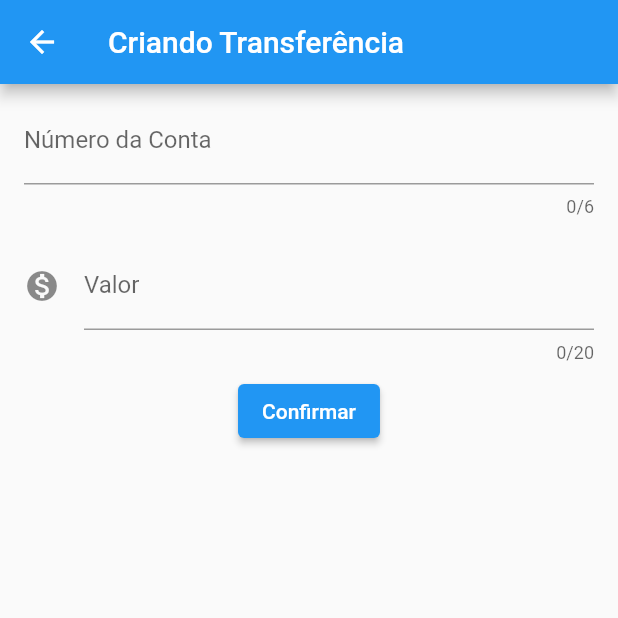
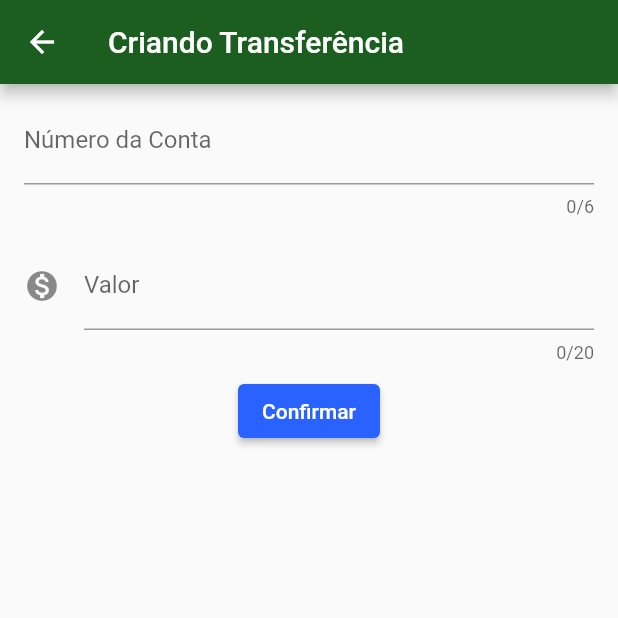
Before and after one commit to mauriiciobarbosa/bytebank, a Flutter app: the TransferListScreen screen opened directly, after a tap on the "add" icon, on a phone screen of 412 x 824 dp, the top half of it. Run offline on Flutter 3.47's test engine with Material 2 defaults, Android fonts, the phone set to English and light mode, and no system bars.

Commit message:
mantem apenas um arquivo dart.

```diff
--- a/lib/main.dart
+++ b/lib/main.dart
@@ -1,113 +1,174 @@
 import 'package:flutter/material.dart';
 
-void main() {
-  runApp(MyApp());
-}
+void main() => runApp(ByteBankApp());
 
-class MyApp extends StatelessWidget {
-  // This widget is the root of your application.
+class ByteBankApp extends StatelessWidget {
   @override
   Widget build(BuildContext context) {
     return MaterialApp(
-      title: 'Flutter Demo',
+      home: TransferListScreen(),
       theme: ThemeData(
-        // This is the theme of your application.
-        //
-        // Try running your application with "flutter run". You'll see the
-        // application has a blue toolbar. Then, without quitting the app, try
-        // changing the primarySwatch below to Colors.green and then invoke
-        // "hot reload" (press "r" in the console where you ran "flutter run",
-        // or simply save your changes to "hot reload" in a Flutter IDE).
-        // Notice that the counter didn't reset back to zero; the application
-        // is not restarted.
-        primarySwatch: Colors.blue,
+        primaryColor: Colors.green[900],
+        accentColor: Colors.blueAccent[700],
+        buttonTheme: ButtonThemeData(
+          buttonColor: Colors.blueAccent[700],
+          textTheme: ButtonTextTheme.primary,
+        ),
+        elevatedButtonTheme: ElevatedButtonThemeData(
+          style: ElevatedButton.styleFrom(
+            primary: Colors.blueAccent[700],
+          ),
+        ),
       ),
-      home: MyHomePage(title: 'Flutter Demo Home Page'),
     );
   }
 }
 
-class MyHomePage extends StatefulWidget {
-  MyHomePage({Key? key, required this.title}) : super(key: key);
-
-  // This widget is the home page of your application. It is stateful, meaning
-  // that it has a State object (defined below) that contains fields that affect
-  // how it looks.
-
-  // This class is the configuration for the state. It holds the values (in this
-  // case the title) provided by the parent (in this case the App widget) and
-  // used by the build method of the State. Fields in a Widget subclass are
-  // always marked "final".
-
-  final String title;
+class TransferListScreen extends StatefulWidget {
+  final List<TransferData> _entries = [];
 
   @override
-  _MyHomePageState createState() => _MyHomePageState();
+  State<StatefulWidget> createState() => TransferListScreenState();
 }
 
-class _MyHomePageState extends State<MyHomePage> {
-  int _counter = 0;
+class TransferListScreenState extends State<TransferListScreen> {
+  @override
+  Widget build(BuildContext context) {
+    return Scaffold(
+      appBar: AppBar(
+        title: Text('Tranferências'),
+      ),
+      body: ListView.builder(
+        itemCount: widget._entries.length,
+        itemBuilder: (context, index) {
+          return TransferItem(widget._entries[index]);
+        },
+      ),
+      floatingActionButton: FloatingActionButton(
+        child: Icon(Icons.add),
+        onPressed: () {
+          final Future<TransferData?> future =
+              Navigator.push(context, MaterialPageRoute(builder: (context) {
+            return TransferFormScreen();
+          }));
+          // do nothing
 
-  void _incrementCounter() {
-    setState(() {
-      // This call to setState tells the Flutter framework that something has
-      // changed in this State, which causes it to rerun the build method below
-      // so that the display can reflect the updated values. If we changed
-      // _counter without calling setState(), then the build method would not be
-      // called again, and so nothing would appear to happen.
-      _counter++;
-    });
+          future.then((newTransfer) {
+            if (newTransfer != null) {
+              setState(() {
+                widget._entries.add(newTransfer);
+              });
+            }
+          });
+        },
+      ),
+    );
   }
+}
+
+class TransferItem extends StatelessWidget {
+  final TransferData data;
+
+  TransferItem(this.data);
 
   @override
   Widget build(BuildContext context) {
-    // This method is rerun every time setState is called, for instance as done
-    // by the _incrementCounter method above.
-    //
-    // The Flutter framework has been optimized to make rerunning build methods
-    // fast, so that you can just rebuild anything that needs updating rather
-    // than having to individually change instances of widgets.
+    return ListTile(
+      leading: Icon(Icons.monetization_on),
+      title: Text(data.value.toString()),
+      subtitle: Text(data.accountNumber.toString()),
+    );
+  }
+}
+
+class TransferData {
+  final double value;
+  final int accountNumber;
+
+  TransferData(this.value, this.accountNumber);
+
+  @override
+  String toString() {
+    return 'Transfer(value=$value, accountNumber=$accountNumber)';
+  }
+}
+
+class TransferFormScreen extends StatelessWidget {
+  final TextEditingController accountNumberController = TextEditingController();
+  final TextEditingController valueController = TextEditingController();
+
+  @override
+  Widget build(BuildContext context) {
     return Scaffold(
-      appBar: AppBar(
-        // Here we take the value from the MyHomePage object that was created by
-        // the App.build method, and use it to set our appbar title.
-        title: Text(widget.title),
-      ),
-      body: Center(
-        // Center is a layout widget. It takes a single child and positions it
-        // in the middle of the parent.
+      appBar: AppBar(title: Text('Criando Transferência')),
+      body: SingleChildScrollView(
         child: Column(
-          // Column is also a layout widget. It takes a list of children and
-          // arranges them vertically. By default, it sizes itself to fit its
-          // children horizontally, and tries to be as tall as its parent.
-          //
-          // Invoke "debug painting" (press "p" in the console, choose the
-          // "Toggle Debug Paint" action from the Flutter Inspector in Android
-          // Studio, or the "Toggle Debug Paint" command in Visual Studio Code)
-          // to see the wireframe for each widget.
-          //
-          // Column has various properties to control how it sizes itself and
-          // how it positions its children. Here we use mainAxisAlignment to
-          // center the children vertically; the main axis here is the vertical
-          // axis because Columns are vertical (the cross axis would be
-          // horizontal).
-          mainAxisAlignment: MainAxisAlignment.center,
-          children: <Widget>[
-            Text(
-              'You have pushed the button this many times:',
+          children: [
+            TransferField(
+              controller: accountNumberController,
+              maxLength: 6,
+              label: 'Número da Conta',
+              hint: '000000',
+              icon: null,
             ),
-            Text(
-              '$_counter',
-              style: Theme.of(context).textTheme.headline4,
+            TransferField(
+              controller: valueController,
+              maxLength: 20,
+              label: 'Valor',
+              hint: '0.00',
+              icon: Icons.monetization_on,
             ),
+            ElevatedButton(
+              onPressed: () => _doTransfer(context),
+              child: Text('Confirmar'),
+            )
           ],
         ),
       ),
-      floatingActionButton: FloatingActionButton(
-        onPressed: _incrementCounter,
-        tooltip: 'Increment',
-        child: Icon(Icons.add),
-      ), // This trailing comma makes auto-formatting nicer for build methods.
+    );
+  }
+
+  void _doTransfer(BuildContext context) {
+    final int? accountNumber = int.tryParse(accountNumberController.text);
+    final double? value = double.tryParse(valueController.text);
+
+    if (accountNumber != null && value != null) {
+      final newTransfer = TransferData(value, accountNumber);
+
+      Navigator.pop(context, newTransfer);
+    }
+  }
+}
+
+class TransferField extends StatelessWidget {
+  final TextEditingController controller;
+  final int maxLength;
+  final String label;
+  final String hint;
+  final IconData? icon;
+
+  TransferField(
+      {required this.controller,
+      required this.maxLength,
+      required this.label,
+      required this.hint,
+      this.icon});
+
+  @override
+  Widget build(BuildContext context) {
+    return Padding(
+      padding: const EdgeInsets.fromLTRB(16.0, 8.0, 16.0, 8.0),
+      child: TextField(
+        controller: controller,
+        style: TextStyle(fontSize: 16),
+        keyboardType: TextInputType.number,
+        maxLength: maxLength,
+        decoration: InputDecoration(
+          labelText: label,
+          hintText: hint,
+          icon: icon != null ? Icon(icon) : null,
+        ),
+      ),
     );
   }
 }
--- a/lib/main_2.dart
+++ /dev/null
@@ -1,163 +0,0 @@
-import 'package:flutter/material.dart';
-
-void main() => runApp(ByteBankApp());
-
-class ByteBankApp extends StatelessWidget {
-  @override
-  Widget build(BuildContext context) {
-    return MaterialApp(
-      home: Scaffold(
-        body: TransferListScreen(),
-      ),
-    );
-  }
-}
-
-class TransferListScreen extends StatefulWidget {
-  final List<TransferData> _entries = [];
-
-  @override
-  State<StatefulWidget> createState() => TransferListScreenState();
-}
-
-class TransferListScreenState extends State<TransferListScreen> {
-  @override
-  Widget build(BuildContext context) {
-    return Scaffold(
-      appBar: AppBar(
-        title: Text('Tranferências'),
-      ),
-      body: ListView.builder(
-        itemCount: widget._entries.length,
-        itemBuilder: (context, index) {
-          return TransferItem(widget._entries[index]);
-        },
-      ),
-      floatingActionButton: FloatingActionButton(
-        child: Icon(Icons.add),
-        onPressed: () {
-          final Future<TransferData?> future =
-              Navigator.push(context, MaterialPageRoute(builder: (context) {
-            return TransferFormScreen();
-          }));
-          // do nothing
-
-          future.then((newTransfer) {
-            if (newTransfer != null) {
-              setState(() {
-                widget._entries.add(newTransfer);
-              });
-            }
-          });
-        },
-      ),
-    );
-  }
-}
-
-class TransferItem extends StatelessWidget {
-  final TransferData data;
-
-  TransferItem(this.data);
-
-  @override
-  Widget build(BuildContext context) {
-    return ListTile(
-      leading: Icon(Icons.monetization_on),
-      title: Text(data.value.toString()),
-      subtitle: Text(data.accountNumber.toString()),
-    );
-  }
-}
-
-class TransferData {
-  final double value;
-  final int accountNumber;
-
-  TransferData(this.value, this.accountNumber);
-
-  @override
-  String toString() {
-    return 'Transfer(value=$value, accountNumber=$accountNumber)';
-  }
-}
-
-class TransferFormScreen extends StatelessWidget {
-  final TextEditingController accountNumberController = TextEditingController();
-  final TextEditingController valueController = TextEditingController();
-
-  @override
-  Widget build(BuildContext context) {
-    return Scaffold(
-      appBar: AppBar(title: Text('Criando Transferência')),
-      body: SingleChildScrollView(
-        child: Column(
-          children: [
-            TransferField(
-              controller: accountNumberController,
-              maxLength: 6,
-              label: 'Número da Conta',
-              hint: '000000',
-              icon: null,
-            ),
-            TransferField(
-              controller: valueController,
-              maxLength: 20,
-              label: 'Valor',
-              hint: '0.00',
-              icon: Icons.monetization_on,
-            ),
-            ElevatedButton(
-              onPressed: () => _doTransfer(context),
-              child: Text('Confirmar'),
-            )
-          ],
-        ),
-      ),
-    );
-  }
-
-  void _doTransfer(BuildContext context) {
-    final int? accountNumber = int.tryParse(accountNumberController.text);
-    final double? value = double.tryParse(valueController.text);
-
-    if (accountNumber != null && value != null) {
-      final newTransfer = TransferData(value, accountNumber);
-
-      Navigator.pop(context, newTransfer);
-    }
-  }
-}
-
-class TransferField extends StatelessWidget {
-  final TextEditingController controller;
-  final int maxLength;
-  final String label;
-  final String hint;
-  final IconData? icon;
-
-  TransferField(
-      {required this.controller,
-      required this.maxLength,
-      required this.label,
-      required this.hint,
-      this.icon});
-
-  @override
-  Widget build(BuildContext context) {
-    return Padding(
-      padding: const EdgeInsets.fromLTRB(16.0, 8.0, 16.0, 8.0),
-      child: TextField(
-        controller: controller,
-        style: TextStyle(fontSize: 16),
-        keyboardType: TextInputType.number,
-        maxLength: maxLength,
-        decoration: InputDecoration(
-          labelText: label,
-          hintText: hint,
-          icon: icon != null ? Icon(icon) : null,
-        ),
-      ),
-    );
-  }
-}
```
